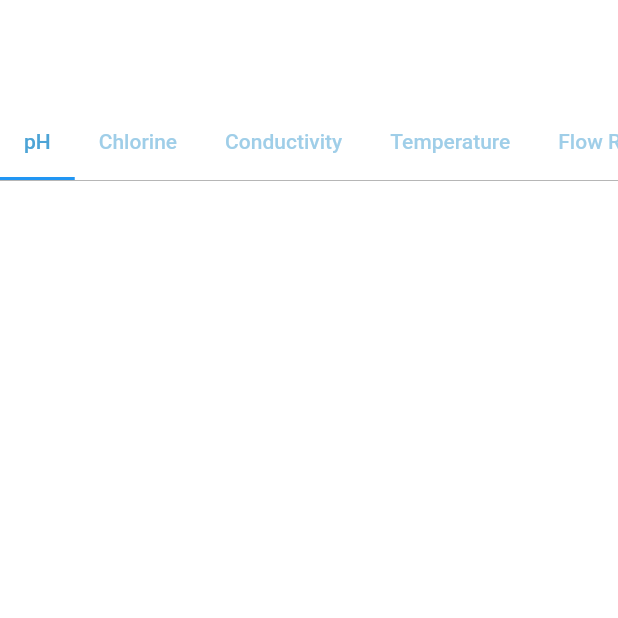
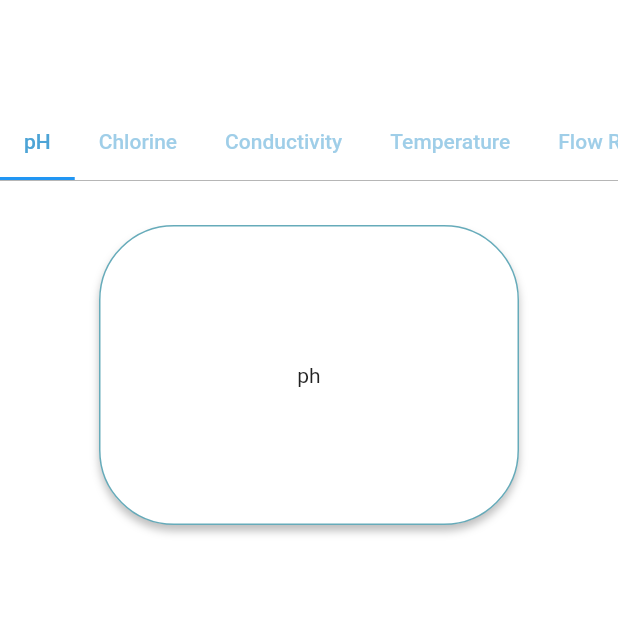
Before and after one commit to tanjilak/waterquality_app, a Flutter app: the DisplayPage screen opened directly, on a phone screen of 412 x 824 dp, the top half of it. Run offline on Flutter 3.47's test engine with Material 2 defaults, Android fonts, the phone set to English and light mode, and no system bars; our stand-ins replace cloud_firestore, firebase_auth, firebase_core, flutter_svg, fluttertoast; accounts and stored records are empty.

Commit message:
fixed layout of tabs + box shadows

```diff
--- a/lib/constants.dart
+++ b/lib/constants.dart
@@ -8,3 +8,4 @@ const hintcolor = Color(0x4D000000);
 const transparent = Color(0x00000000);
 const hintsecondarycolor = Color(0x995FADD9);
 const backgroundcolor = Color(0xffffffff);
+const border =Color(0x9900738C);
--- a/lib/display.dart
+++ b/lib/display.dart
@@ -1,5 +1,6 @@
 import 'package:flutter/material.dart';
-import 'constants.dart';
+import 'package:waterquality_app/constants.dart';
+
 
 class DisplayPage extends StatefulWidget{
   const DisplayPage({Key? key, }): super(key: key);
@@ -10,6 +11,7 @@ class DisplayPage extends StatefulWidget{
 class _DisplayPageState extends State<DisplayPage> {
   @override
   Widget build(BuildContext context) {
+
     return Scaffold(
         resizeToAvoidBottomInset : false,
         body:
@@ -17,6 +19,7 @@ class _DisplayPageState extends State<DisplayPage> {
           length: 5,
           child: Column(
             children:<Widget>[
+
               const SizedBox(
                 height: 70,
               ),
@@ -67,15 +70,67 @@ class _DisplayPageState extends State<DisplayPage> {
               ),
 
             Container(
-              height: 400, //height of TabBarView
+              height: 30,
               decoration: const BoxDecoration(
                   border: Border(top: BorderSide(color: Colors.grey, width: 0.5))
               ),
             ),
 
+              Expanded(
+                child: TabBarView(
+                  children:[
+                    Column(
+                     children: <Widget>[
+                       Container(
+                         alignment: Alignment.center,
+                         height: 200,
+                        width: 280,
+                         decoration: BoxDecoration(
+                             border: Border.all(
+                                 color: const Color(0x9900738C),
+
+                             ),
+                           borderRadius: BorderRadius.circular(50.0),
+                           boxShadow: const [
+                             BoxShadow(
+                                 color: Color(0x40000000),
+                                 blurRadius: 4,
+                                 spreadRadius: 0,
+                                 offset: Offset(0, 4)
+                             ),
+                           ],
+                             color: Colors.white,
+
+                         ),
+
+                         child: const Text("ph"),
+                       ),
+                     ],
+
+                    ),
+                    Container(
+                      margin: const EdgeInsets.all(15.0),
+                      child: const Text("chlorine"),
+                    ),
+                    Container(
+                      margin: const EdgeInsets.all(15.0),
+                      child: const Text("conductivity"),
+                    ),
+                    Container(
+                      margin: const EdgeInsets.all(15.0),
+                      child: const Text("temp"),
+                    ),
+                    Container(
+                      margin: const EdgeInsets.all(15.0),
+                      child: const Text("flow"),
+                    ),
+                  ]
+                ),
+              ),
             ],
           ),
         ),
+
     );
   }
 }
```
Also changed, not shown: lib/signin/sign_in_layout.dart (+10 -10 lines), lib/signup/sign_up_layout.dart (+10 -10 lines).
